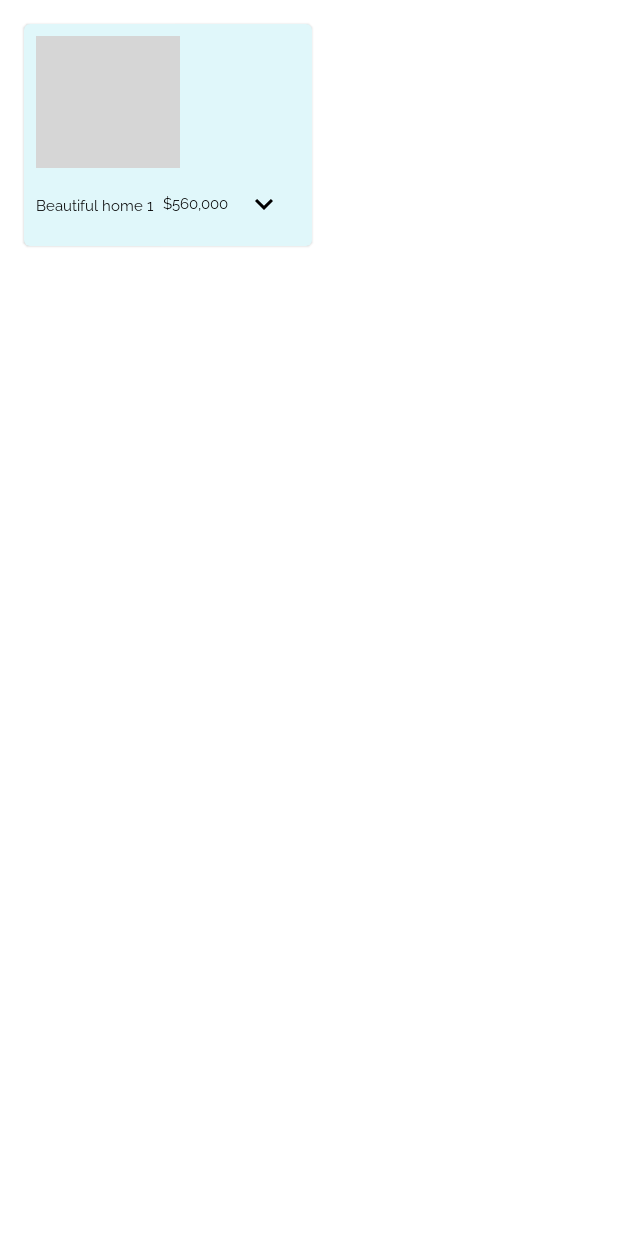
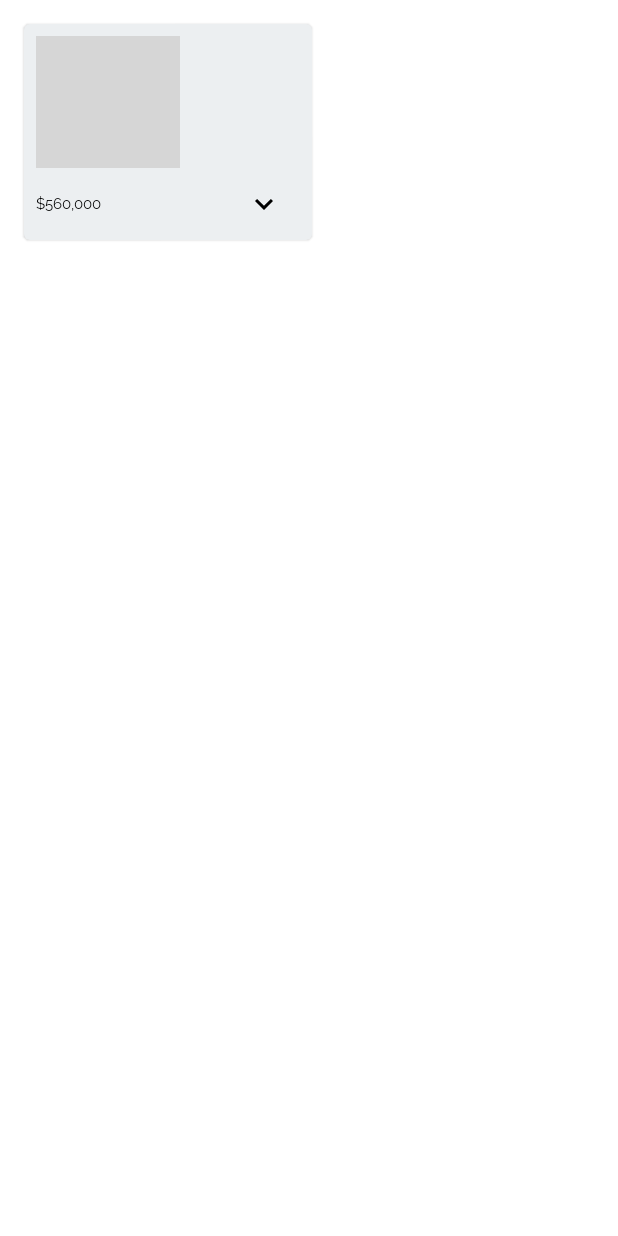
Before and after one commit to GerganaT/RealEstateAppDemoComposeUi, an Android app built with Jetpack Compose: the @Preview function PropertyCardAndContentPreview, on a phone screen of 412 x 824 dp. Run offline under Robolectric (Android 15) with nearby library versions, the phone set to English and light mode, and no system bars; grey boxes are pictures that could not be loaded.

Commit message:
refactor: Finish styling real estate card in collapsed state

```diff
--- a/app/src/main/java/com/example/android/realestateappdemocomposeui/MainActivity.kt
+++ b/app/src/main/java/com/example/android/realestateappdemocomposeui/MainActivity.kt
@@ -68,7 +68,7 @@ fun PropertyCardContent(modifier: Modifier = Modifier) {
     Column(
         modifier = modifier
             .width(width = 192.dp)
-            .padding(top = 8.dp, start = 8.dp, end = 8.dp, bottom = 4.dp)
+            .padding(top = 8.dp, start = 8.dp, end = 8.dp)
     ) {
         Surface(
             shape = MaterialTheme.shapes.medium
@@ -84,17 +84,11 @@ fun PropertyCardContent(modifier: Modifier = Modifier) {
         Row(
             verticalAlignment = Alignment.CenterVertically,
         ) {
-            Text(
-                text = "Beautiful home 1 ",
-                style = MaterialTheme.typography.h3,
-                modifier = Modifier
-                    .weight(1f)
-                    .paddingFromBaseline(top = 12.dp)
 
-            )
             Text(
                 text = "$560,000",
                 style = MaterialTheme.typography.h3,
+                modifier = Modifier.weight(1f)
             )
             IconButton(onClick = { expanded = !expanded }
             ) {
@@ -112,6 +106,8 @@ fun PropertyCardContent(modifier: Modifier = Modifier) {
     }
 
 }
+
+
 
 
 @Preview(showBackground = true)
--- a/app/src/main/java/com/example/android/realestateappdemocomposeui/ui/theme/Color.kt
+++ b/app/src/main/java/com/example/android/realestateappdemocomposeui/ui/theme/Color.kt
@@ -4,4 +4,4 @@ import androidx.compose.ui.graphics.Color
 
 val Cyan50 = Color(0xFFE0F7FA)
 val White = Color(0xFFFFFFFF)
-val BlueGrey200 = Color(0xFFAEC4C7)
+val BlueGrey50 = Color(0xFFECEFF1)
```
Also changed, not shown: app/src/main/java/com/example/android/realestateappdemocomposeui/ui/theme/Theme.kt (+4 -5 lines).
